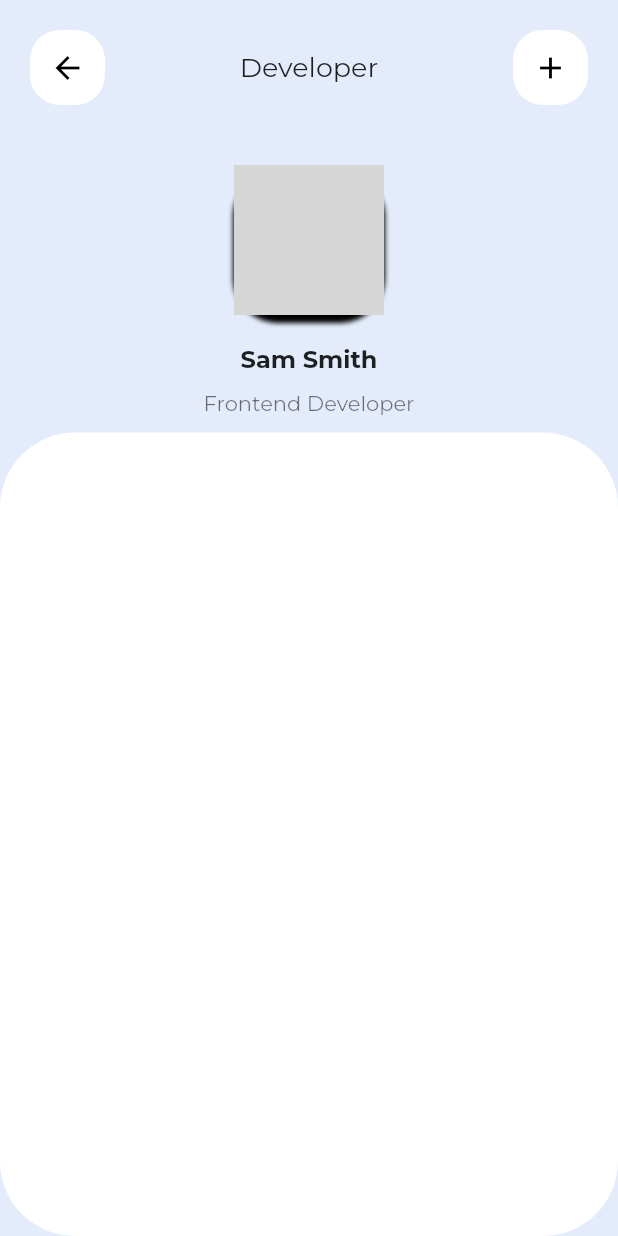
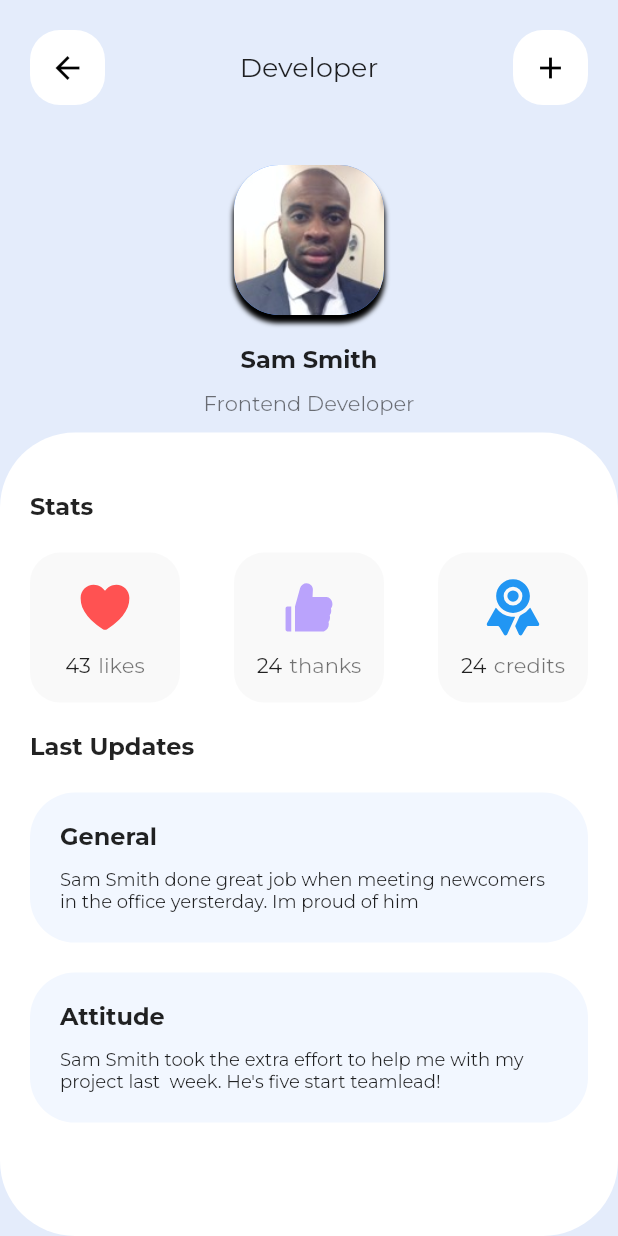
Before and after one commit to MaikolSoro/HR_ManagementApp, a Flutter app: the screen it shows after launch, after a tap on "Sam Smith", on a phone screen of 412 x 824 dp. Run offline on Flutter 3.47's test engine with Material 2 defaults, Android fonts, the phone set to English and light mode, and no system bars; our stand-ins replace flutter_vector_icons, google_fonts; grey boxes are pictures that could not be loaded.

Commit message:
Add container and lastupdate

```diff
--- a/lib/screens/worker_details_screen.dart
+++ b/lib/screens/worker_details_screen.dart
@@ -1,4 +1,5 @@
 import 'package:flutter/material.dart';
+import 'package:flutter_vector_icons/flutter_vector_icons.dart';
 
 class WorkerDetailsScreen extends StatelessWidget {
   final String name;
@@ -84,7 +85,7 @@ class WorkerDetailsScreen extends StatelessWidget {
                             borderRadius: BorderRadius.circular(30),
                             color: Colors.blueAccent,
                             image: DecorationImage(
-                              image: AssetImage("image"),
+                              image: AssetImage(image),
                               fit: BoxFit.cover,
                             ),
                             boxShadow: [
@@ -128,10 +129,78 @@ class WorkerDetailsScreen extends StatelessWidget {
                 initialChildSize: 0.65,
                 builder: (context, scrollController) {
                   return Container(
-                    padding: EdgeInsets.only(),
+                    padding: EdgeInsets.only(
+                      top: 40,
+                      left: 20,
+                      right: 20,
+                    ),
                     decoration: BoxDecoration(
                       color: Colors.white,
                       borderRadius: BorderRadius.circular(50),
+                    ),
+                    child: ListView(
+                      controller: scrollController,
+                      children: [
+                        Text(
+                          "Stats",
+                          style: TextStyle(
+                            fontSize: 16,
+                            fontWeight: FontWeight.bold,
+                          ),
+                        ),
+                        SizedBox(
+                          height: 20,
+                        ),
+                        Row(
+                          mainAxisAlignment: MainAxisAlignment.spaceBetween,
+                          children: [
+                            iconContainer(
+                              Colors.redAccent,
+                              Ionicons.heart,
+                              "likes",
+                              43,
+                            ),
+                            iconContainer(
+                              Colors.deepPurpleAccent.withOpacity(0.5),
+                              AntDesign.like1,
+                              "thanks",
+                              24,
+                            ),
+                            iconContainer(
+                              Colors.blue,
+                              Ionicons.ribbon,
+                              "credits",
+                              24,
+                            ),
+                          ],
+                        ),
+                        SizedBox(
+                          height: 20,
+                        ),
+                        Text(
+                          "Last Updates",
+                          style: TextStyle(
+                            fontSize: 16,
+                            fontWeight: FontWeight.bold,
+                          ),
+                        ),
+                        SizedBox(
+                          height: 20,
+                        ),
+                        lastUpdates(
+                          name,
+                          "General",
+                          "done great job when meeting newcomers in the office yersterday. Im proud of him ",
+                        ),
+                        SizedBox(
+                          height: 20,
+                        ),
+                        lastUpdates(
+                          name,
+                          "Attitude",
+                          "took the extra effort to help me with my project last  week. He's five start teamlead!",
+                        ),
+                      ],
                     ),
                   );
                 },
@@ -142,4 +211,84 @@ class WorkerDetailsScreen extends StatelessWidget {
       ),
     );
   }
+
+  Widget lastUpdates(String name, String title, String desc) {
+    return Container(
+      width: double.infinity,
+      decoration: BoxDecoration(
+        color: Colors.blueAccent.withOpacity(0.07),
+        borderRadius: BorderRadius.circular(30),
+      ),
+      child: Padding(
+        padding: EdgeInsets.all(20),
+        child: Column(
+          crossAxisAlignment: CrossAxisAlignment.start,
+          mainAxisAlignment: MainAxisAlignment.center,
+          children: [
+            Text(
+              title,
+              style: TextStyle(
+                fontSize: 16,
+                fontWeight: FontWeight.bold,
+              ),
+            ),
+            SizedBox(
+              height: 10,
+            ),
+            Text(
+              name + " " + desc,
+              style: TextStyle(
+                fontSize: 12,
+              ),
+            ),
+          ],
+        ),
+      ),
+    );
+  }
+
+  Widget iconContainer(Color color, IconData icon, String title, int number) {
+    return Container(
+      width: 100,
+      height: 100,
+      decoration: BoxDecoration(
+        borderRadius: BorderRadius.circular(20),
+        color: Colors.grey.withOpacity(0.06),
+      ),
+      child: Column(
+        mainAxisAlignment: MainAxisAlignment.center,
+        crossAxisAlignment: CrossAxisAlignment.center,
+        children: [
+          Icon(
+            icon,
+            color: color,
+            size: 40,
+          ),
+          SizedBox(
+            height: 10,
+          ),
+          Row(
+            mainAxisAlignment: MainAxisAlignment.center,
+            children: [
+              Text(
+                number.toString(),
+                style: TextStyle(
+                  fontSize: 14,
+                ),
+              ),
+              SizedBox(
+                width: 5,
+              ),
+              Text(
+                title,
+                style: TextStyle(
+                  color: Colors.black54,
+                ),
+              ),
+            ],
+          )
+        ],
+      ),
+    );
+  }
 }
```
